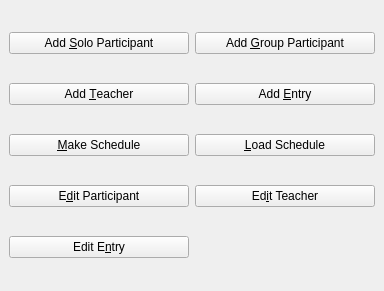
Before: the Qt Designer form Forms/ui_mainwindow.ui in diana134/afs, drawn with Qt 5.
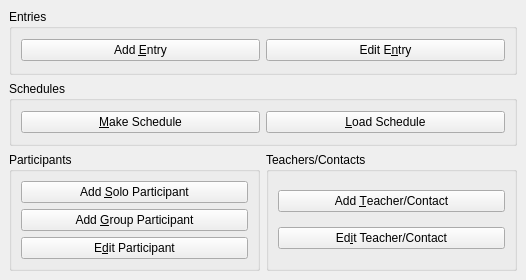
After: the same form once the commit is applied.

Commit message: New main window layout.

```diff
--- a/Forms/ui_mainwindow.ui
+++ b/Forms/ui_mainwindow.ui
@@ -6,8 +6,8 @@
    <rect>
     <x>0</x>
     <y>0</y>
-    <width>384</width>
-    <height>291</height>
+    <width>526</width>
+    <height>280</height>
    </rect>
   </property>
   <property name="windowTitle">
@@ -18,67 +18,103 @@
   </property>
   <widget class="QWidget" name="centralwidget">
    <layout class="QGridLayout" name="gridLayout">
+    <item row="0" column="0" colspan="2">
+     <widget class="QGroupBox" name="groupBox_3">
+      <property name="title">
+       <string>Entries</string>
+      </property>
+      <layout class="QHBoxLayout" name="horizontalLayout">
+       <item>
+        <widget class="QPushButton" name="addEntryBtn">
+         <property name="text">
+          <string>Add &amp;Entry</string>
+         </property>
+        </widget>
+       </item>
+       <item>
+        <widget class="QPushButton" name="editEntryBtn">
+         <property name="text">
+          <string>Edit E&amp;ntry</string>
+         </property>
+        </widget>
+       </item>
+      </layout>
+     </widget>
+    </item>
     <item row="2" column="0">
-     <widget class="QPushButton" name="makeScheduleBtn">
-      <property name="text">
-       <string>&amp;Make Schedule</string>
+     <widget class="QGroupBox" name="groupBox">
+      <property name="title">
+       <string>Participants</string>
       </property>
-     </widget>
-    </item>
-    <item row="0" column="0">
+      <layout class="QVBoxLayout" name="verticalLayout">
+       <item>
      <widget class="QPushButton" name="addSoloParticipantBtn">
       <property name="text">
        <string>Add &amp;Solo Participant</string>
       </property>
      </widget>
     </item>
-    <item row="1" column="1">
-     <widget class="QPushButton" name="addEntryBtn">
+       <item>
+        <widget class="QPushButton" name="addGroupParticipantBtn">
       <property name="text">
-       <string>Add &amp;Entry</string>
+          <string>Add &amp;Group Participant</string>
       </property>
      </widget>
     </item>
-    <item row="2" column="1">
-     <widget class="QPushButton" name="loadScheduleBtn">
-      <property name="text">
-       <string>&amp;Load Schedule</string>
-      </property>
-     </widget>
-    </item>
-    <item row="3" column="0">
+       <item>
      <widget class="QPushButton" name="editParticipantBtn">
       <property name="text">
        <string>E&amp;dit Participant</string>
       </property>
      </widget>
     </item>
-    <item row="1" column="0">
+      </layout>
+     </widget>
+    </item>
+    <item row="2" column="1">
+     <widget class="QGroupBox" name="groupBox_2">
+      <property name="title">
+       <string>Teachers/Contacts</string>
+      </property>
+      <layout class="QVBoxLayout" name="verticalLayout_2">
+       <item>
      <widget class="QPushButton" name="addTeacherBtn">
       <property name="text">
-       <string>Add &amp;Teacher</string>
+          <string>Add &amp;Teacher/Contact</string>
       </property>
      </widget>
     </item>
-    <item row="0" column="1">
-     <widget class="QPushButton" name="addGroupParticipantBtn">
-      <property name="text">
-       <string>Add &amp;Group Participant</string>
-      </property>
-     </widget>
-    </item>
-    <item row="3" column="1">
+       <item>
      <widget class="QPushButton" name="editTeacherBtn">
       <property name="text">
-       <string>Ed&amp;it Teacher</string>
+          <string>Ed&amp;it Teacher/Contact</string>
       </property>
      </widget>
     </item>
-    <item row="4" column="0">
-     <widget class="QPushButton" name="editEntryBtn">
+      </layout>
+     </widget>
+    </item>
+    <item row="1" column="0" colspan="2">
+     <widget class="QGroupBox" name="groupBox_4">
+      <property name="title">
+       <string>Schedules</string>
+      </property>
+      <layout class="QHBoxLayout" name="horizontalLayout_2">
+       <item>
+        <widget class="QPushButton" name="makeScheduleBtn">
       <property name="text">
-       <string>Edit E&amp;ntry</string>
-      </property>
+          <string>&amp;Make Schedule</string>
+         </property>
+        </widget>
+       </item>
+       <item>
+        <widget class="QPushButton" name="loadScheduleBtn">
+         <property name="text">
+          <string>&amp;Load Schedule</string>
+         </property>
+        </widget>
+       </item>
+      </layout>
      </widget>
     </item>
    </layout>
```
Left out of the diff: 3 changed lines with no effect on the pictures. Lines whose indentation alone changed are shown as unchanged. The commit also changes 1 other file.
